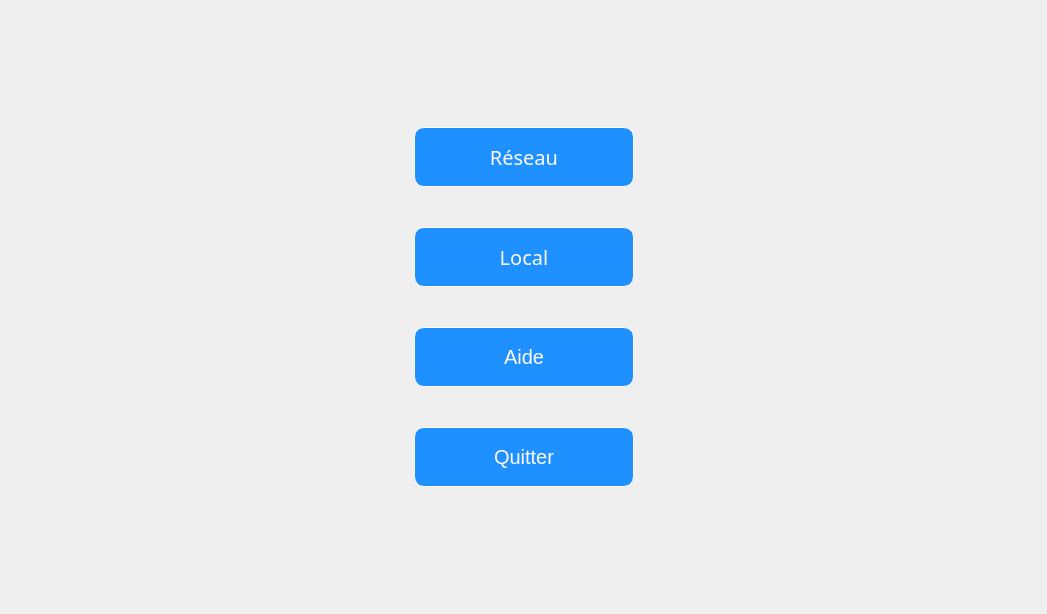
NadjibBelaribi/time-bomb-game, file ui/ui/mainwindow.ui: the form before one commit.
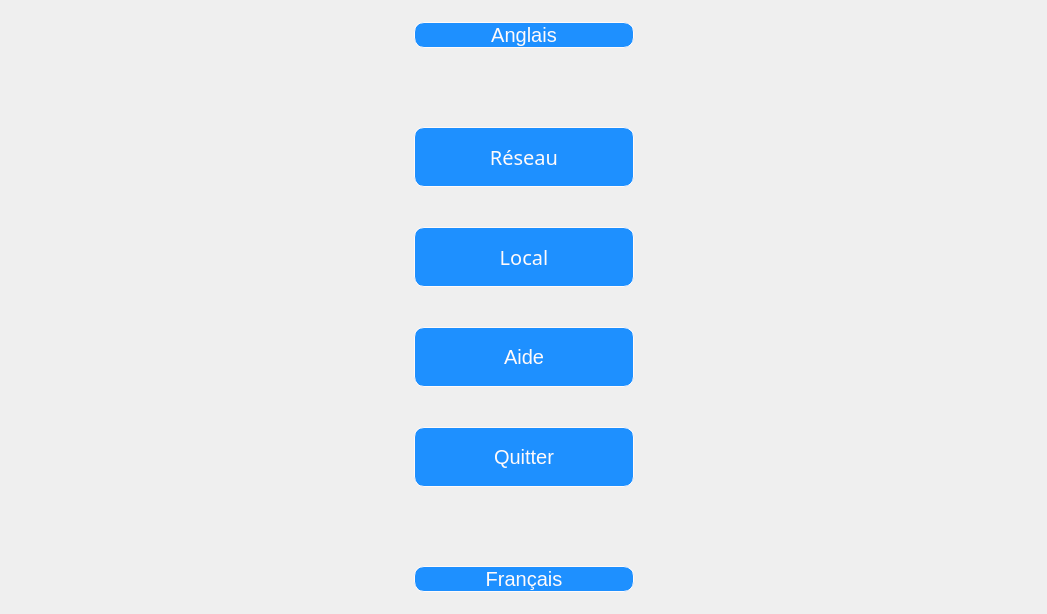
The form after the commit. The open tabs and pages were chosen to show the change. Icons and pictures are not drawn.

Diff of the .ui file:
```diff
--- a/ui/ui/mainwindow.ui
+++ b/ui/ui/mainwindow.ui
@@ -88,6 +88,13 @@
           <property name="spacing">
            <number>0</number>
           </property>
+          <item>
+           <widget class="QPushButton" name="eng_trad">
+            <property name="text">
+             <string>Anglais</string>
+            </property>
+           </widget>
+          </item>
           <item>
            <spacer name="verticalSpacer_14">
             <property name="orientation">
@@ -251,6 +258,13 @@
             </property>
            </spacer>
           </item>
+          <item>
+           <widget class="QPushButton" name="fr_trad">
+            <property name="text">
+             <string>Français</string>
+            </property>
+           </widget>
+          </item>
          </layout>
         </item>
         <item row="0" column="2">
```
